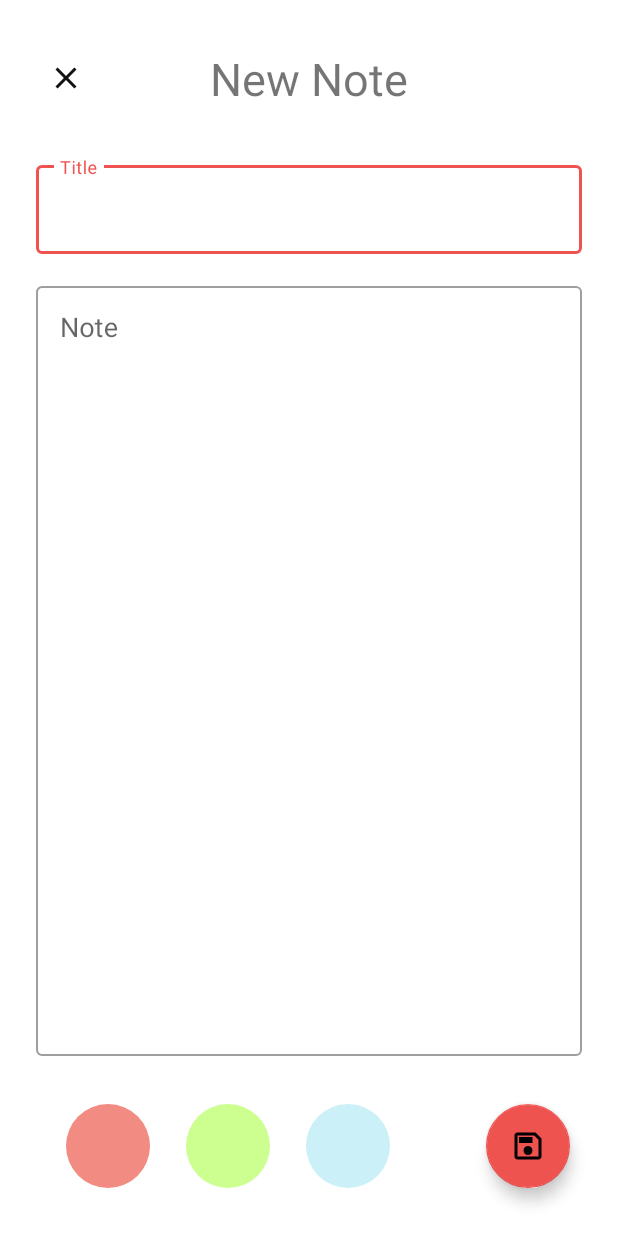
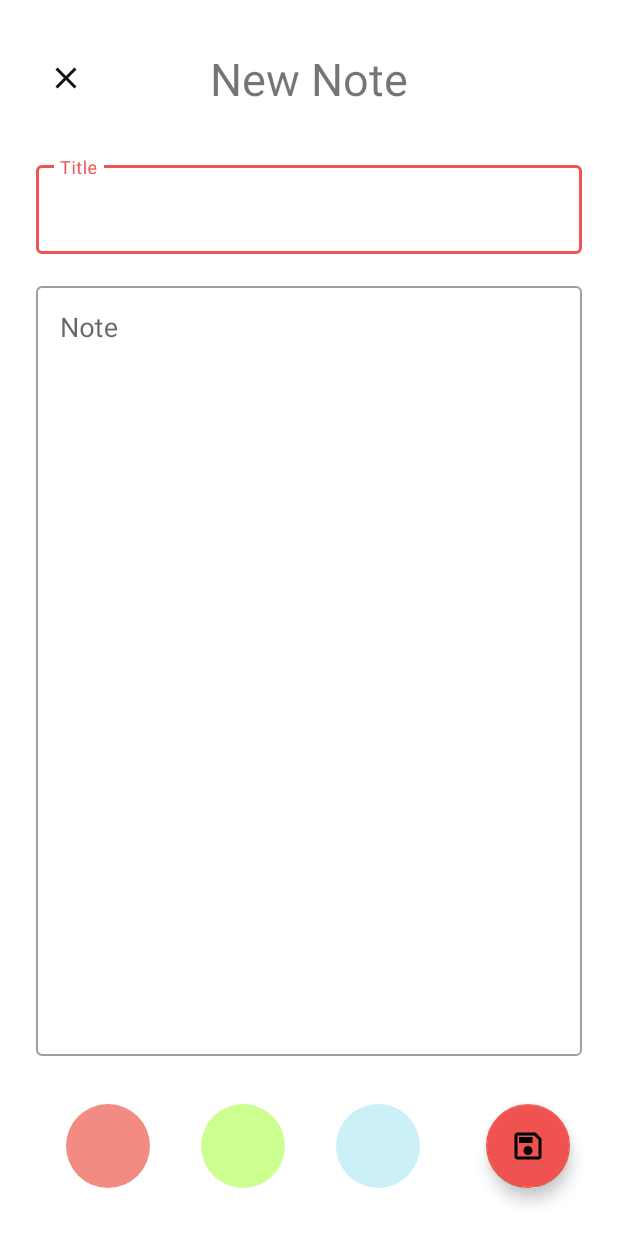
Before and after one commit to argraur/Notes, an Android app: the EditNoteActivity screen opened directly, with no data from a screen before it, on a phone screen of 412 x 824 dp. Run offline under Robolectric (Android 15) with nearby library versions, the phone set to English and light mode, and no system bars.

Commit message:
layout: Fix various density-related bugs

```diff
--- a/app/src/main/res/layout/activity_main.xml
+++ b/app/src/main/res/layout/activity_main.xml
@@ -53,9 +53,11 @@
 
     <androidx.recyclerview.widget.RecyclerView
         android:id="@+id/notesView"
-        android:layout_width="345dp"
+        android:layout_width="0dp"
         android:layout_height="0dp"
+        android:layout_marginStart="16dp"
         android:layout_marginTop="32dp"
+        android:layout_marginEnd="16dp"
         android:layout_marginBottom="24dp"
         app:layout_constraintBottom_toTopOf="@+id/addNote"
         app:layout_constraintEnd_toEndOf="parent"
--- a/app/src/main/res/layout/activity_new_note.xml
+++ b/app/src/main/res/layout/activity_new_note.xml
@@ -9,7 +9,7 @@
     <TextView
         android:id="@+id/new_note"
         android:layout_width="wrap_content"
-        android:layout_height="wrap_content"
+        android:layout_height="0dp"
         android:layout_marginTop="32dp"
         android:fontFamily="google-sans"
         android:text="@string/new_note"
@@ -70,7 +70,7 @@
 
     <com.google.android.material.floatingactionbutton.FloatingActionButton
         android:id="@+id/saveNote"
-        android:layout_width="wrap_content"
+        android:layout_width="0dp"
         android:layout_height="wrap_content"
         android:layout_marginEnd="32dp"
         android:layout_marginBottom="32dp"
@@ -102,9 +102,9 @@
             android:layout_marginBottom="12dp"
             android:clickable="true"
             android:onClick="setColor"
-            app:elevation="0dp"
             app:backgroundTint="@color/colorNote1"
             app:borderWidth="0dp"
+            app:elevation="0dp"
             app:layout_constraintBottom_toBottomOf="parent"
             app:layout_constraintStart_toStartOf="parent"
             app:layout_constraintTop_toTopOf="parent" />
@@ -115,13 +115,15 @@
             android:layout_height="wrap_content"
             android:layout_marginStart="24dp"
             android:layout_marginTop="12dp"
+            android:layout_marginEnd="24dp"
             android:layout_marginBottom="12dp"
             android:clickable="true"
             android:onClick="setColor"
-            app:elevation="0dp"
             app:backgroundTint="@color/colorNote2"
             app:borderWidth="0dp"
+            app:elevation="0dp"
             app:layout_constraintBottom_toBottomOf="parent"
+            app:layout_constraintEnd_toStartOf="@+id/color3"
             app:layout_constraintStart_toEndOf="@+id/color1"
             app:layout_constraintTop_toTopOf="parent"
             app:layout_constraintVertical_bias="0.0" />
@@ -130,16 +132,16 @@
             android:id="@+id/color3"
             android:layout_width="wrap_content"
             android:layout_height="wrap_content"
-            android:layout_marginStart="24dp"
             android:layout_marginTop="12dp"
+            android:layout_marginEnd="12dp"
             android:layout_marginBottom="12dp"
             android:clickable="true"
             android:onClick="setColor"
-            app:elevation="0dp"
             app:backgroundTint="@color/colorNote3"
             app:borderWidth="0dp"
+            app:elevation="0dp"
             app:layout_constraintBottom_toBottomOf="parent"
-            app:layout_constraintStart_toEndOf="@+id/color2"
+            app:layout_constraintEnd_toEndOf="parent"
             app:layout_constraintTop_toTopOf="parent"
             app:layout_constraintVertical_bias="0.0" />
     </androidx.constraintlayout.widget.ConstraintLayout>
@@ -147,7 +149,7 @@
     <com.google.android.material.floatingactionbutton.FloatingActionButton
         android:id="@+id/backButton"
         android:layout_width="wrap_content"
-        android:layout_height="wrap_content"
+        android:layout_height="0dp"
         android:layout_marginStart="16dp"
         android:layout_marginTop="24dp"
         android:clickable="true"
```
